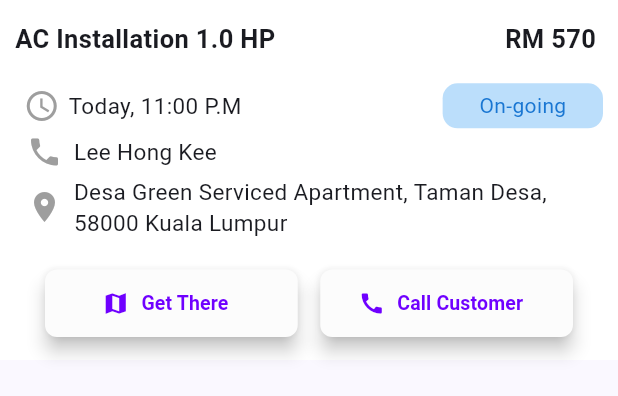
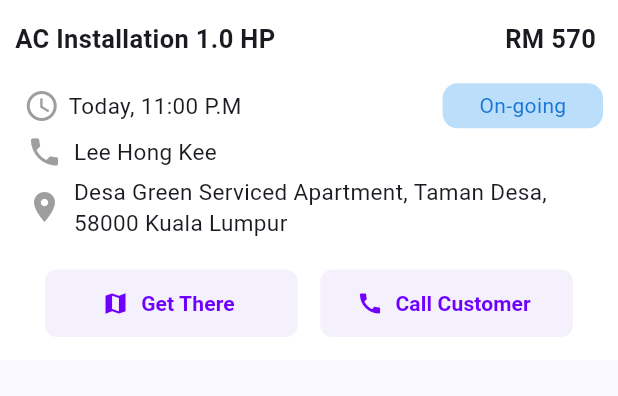
Before and after one commit to AdlilAfiq11/WorkPulse_flutter_frontend, a Flutter app: what createJobCard() shows on an empty page, opened directly, on a phone screen of 412 x 824 dp. Shown: the top 396 px of the screen. Run offline on Flutter 3.47's test engine with Material 3 defaults, Android fonts, the phone set to English and light mode, and no system bars; our stand-ins replace dotted_border, fluentui_system_icons, flutter_styled_toast, flutter_svg, image_picker; missing offline and left inert: syncfusion_flutter_signaturepad.

Commit message:
Minor update

```diff
--- a/lib/components/job_component.dart
+++ b/lib/components/job_component.dart
@@ -118,13 +118,14 @@ Widget createJobCard(BuildContext context) {
                 children: [
                   Expanded(
                     flex: 1,
-                    child: ElevatedButton.icon(
-                      style: ElevatedButton.styleFrom(
+                    child: TextButton.icon(
+                      style: TextButton.styleFrom(
+                        foregroundColor: Colors.white,
+                        backgroundColor: AppColor.lightPurple,
                         shape: RoundedRectangleBorder(
                           borderRadius: BorderRadius.circular(8),
                         ),
                         minimumSize: const Size(120, 45),
-                        backgroundColor: AppColor.milkWhite,
                         disabledBackgroundColor:
                             const Color.fromRGBO(31, 48, 94, .5),
                         elevation: 5,
@@ -138,7 +139,7 @@ Widget createJobCard(BuildContext context) {
                         'Get There',
                         style: TextStyle(
                           color: AppColor.electricIndigo,
-                          fontSize: 13,
+                          fontSize: 14,
                           fontWeight: FontWeight.bold,
                         ),
                       ),
@@ -147,13 +148,14 @@ Widget createJobCard(BuildContext context) {
                   const SizedBox(width: 15),
                   Expanded(
                     flex: 1,
-                    child: ElevatedButton.icon(
-                      style: ElevatedButton.styleFrom(
+                    child: TextButton.icon(
+                      style: TextButton.styleFrom(
+                        foregroundColor: Colors.white,
+                        backgroundColor: AppColor.lightPurple,
                         shape: RoundedRectangleBorder(
                           borderRadius: BorderRadius.circular(8),
                         ),
                         minimumSize: const Size(120, 45),
-                        backgroundColor: AppColor.milkWhite,
                         disabledBackgroundColor:
                             const Color.fromRGBO(31, 48, 94, .5),
                         elevation: 5,
@@ -167,7 +169,7 @@ Widget createJobCard(BuildContext context) {
                         'Call Customer',
                         style: TextStyle(
                           color: AppColor.electricIndigo,
-                          fontSize: 13,
+                          fontSize: 14,
                           fontWeight: FontWeight.bold,
                         ),
                       ),
--- a/lib/utils/main_utils.dart
+++ b/lib/utils/main_utils.dart
@@ -18,9 +18,7 @@ Widget bottomButton(
   required String title,
   required Function()? onPressed,
 }) =>
-    Padding(
-      padding: const EdgeInsets.all(8.0),
-      child: ElevatedButton(
+    ElevatedButton(
       style: ElevatedButton.styleFrom(
         side: BorderSide(
           color: AppColor.blueViolet,
@@ -39,7 +37,6 @@ Widget bottomButton(
         style: const TextStyle(
           color: Colors.white,
           fontSize: 17,
-          ),
         ),
       ),
     );
```
Also changed, not shown: lib/components/payment_component.dart (+8 -3 lines), lib/components/signature_component.dart (+11 -35 lines), lib/views/jobs/job_payment.dart (+9 -27 lines), lib/views/jobs/job_pos.dart (+8 -5 lines), lib/views/jobs/job_report.dart (+8 -5 lines). Lines whose indentation alone changed are shown as unchanged.
